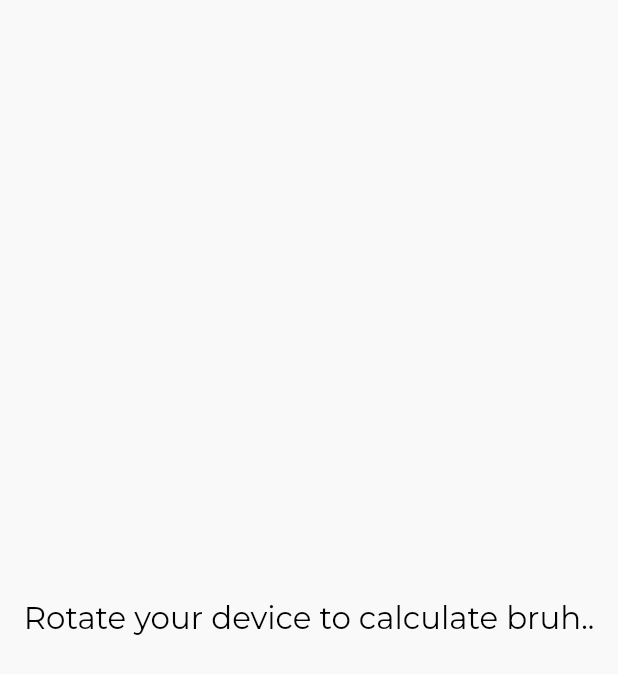
After one commit to c0dysharma/CoolCalc, a Flutter app: the NoLandscapde screen opened directly, on a phone screen of 412 x 824 dp. The commit adds this screen. Shown: the top 674 px of the screen. Run offline on Flutter 3.47's test engine with Material 2 defaults, Android fonts, the light colour scheme and no system bars; our stand-ins replace get, google_fonts, sizer.

Commit message:
ditched landscape ui 😬

```diff
--- /dev/null
+++ b/lib/landscape_ui.dart
@@ -0,0 +1,27 @@
+import 'package:flutter/material.dart';
+import 'package:google_fonts/google_fonts.dart';
+import 'package:sizer/sizer.dart';
+
+class NoLandscapde extends StatelessWidget {
+  const NoLandscapde({Key? key}) : super(key: key);
+
+  @override
+  Widget build(BuildContext context) {
+    return Scaffold(
+      body: Container(
+        height: MediaQuery.of(context).size.height,
+        width: MediaQuery.of(context).size.width,
+        color: Theme.of(context).focusColor,
+        child: Center(
+          child: Text(
+            "Rotate your device to calculate bruh..",
+            style: GoogleFonts.montserrat(
+              fontSize: 15.sp,
+              color: Theme.of(context).primaryColor,
+            ),
+          ),
+        ),
+      ),
+    );
+  }
+}
--- a/lib/main.dart
+++ b/lib/main.dart
@@ -4,6 +4,7 @@ import 'package:sizer/sizer.dart';
 
 import './themes/themes.dart';
 import './calc_ui.dart';
+import 'landscape_ui.dart';
 
 void main() {
   runApp(const MyApp());
@@ -18,7 +19,9 @@ class MyApp extends StatelessWidget {
       return GetMaterialApp(
         debugShowCheckedModeBanner: false,
         title: 'CoolCalc',
-        home: CalcUI(),
+        home: orientation == Orientation.portrait
+            ? CalcUI()
+            : const NoLandscapde(),
         theme: MyTheme.lightTheme(context),
         darkTheme: MyTheme.darkTheme(context),
         themeMode: ThemeMode.system,
```
